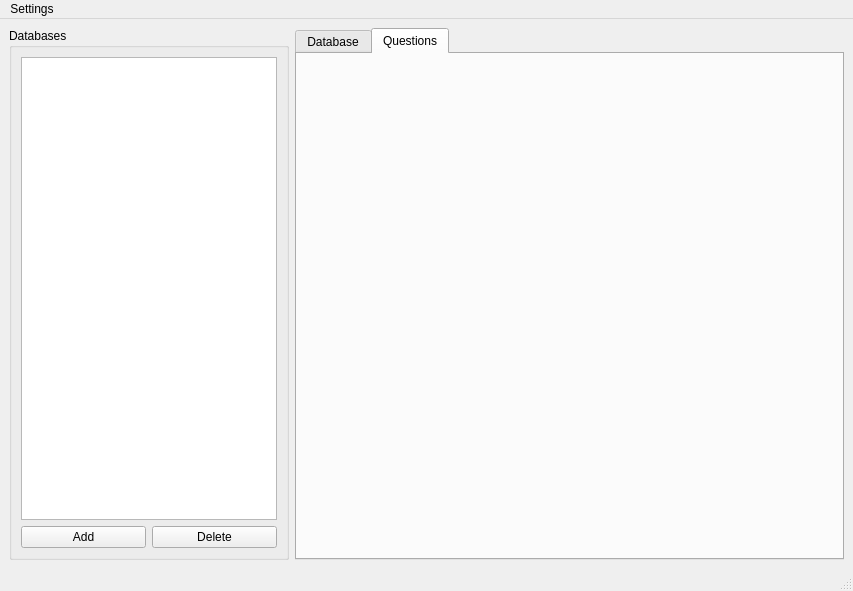
Before: the Qt Designer form admin_form.ui in Testorator/Testik, drawn with Qt 5.
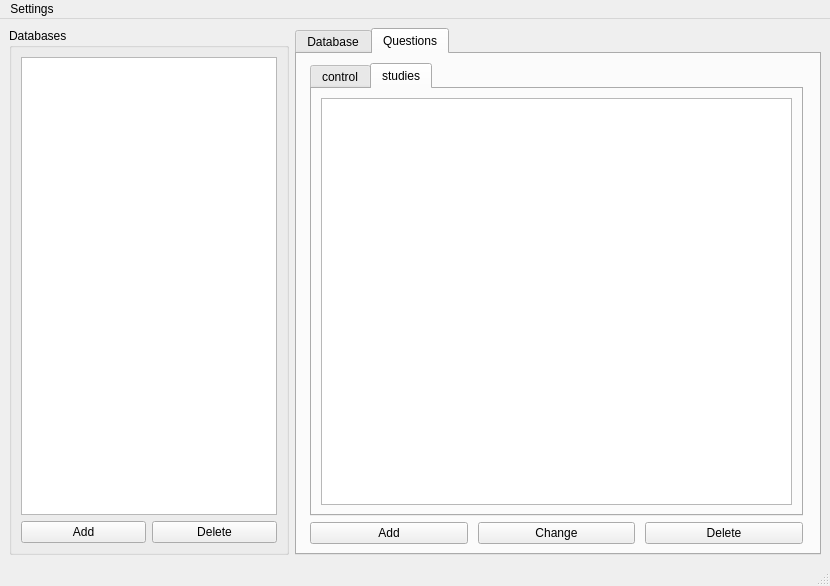
After: the same form once the commit is applied. The open tabs and pages were chosen to show the change.

Diff of the .ui file:
```diff
--- a/admin_form.ui
+++ b/admin_form.ui
@@ -6,8 +6,8 @@
    <rect>
     <x>0</x>
     <y>0</y>
-    <width>853</width>
-    <height>591</height>
+    <width>830</width>
+    <height>586</height>
    </rect>
   </property>
   <property name="windowTitle">
@@ -135,9 +135,78 @@
        <attribute name="title">
         <string>Questions</string>
        </attribute>
-       <layout class="QGridLayout" name="gridLayout_13">
-        <item row="0" column="0">
-         <layout class="QGridLayout" name="gridLayout_12"/>
+       <layout class="QGridLayout" name="gridLayout_7">
+        <item row="0" column="0" colspan="3">
+         <widget class="QTabWidget" name="tabWidget_2">
+          <property name="minimumSize">
+           <size>
+            <width>465</width>
+            <height>300</height>
+           </size>
+          </property>
+          <property name="currentIndex">
+           <number>1</number>
+          </property>
+          <widget class="QWidget" name="tab_3">
+           <attribute name="title">
+            <string>control</string>
+           </attribute>
+           <layout class="QGridLayout" name="gridLayout_12">
+            <item row="0" column="0">
+             <widget class="QTableWidget" name="tableWidget"/>
+            </item>
+           </layout>
+          </widget>
+          <widget class="QWidget" name="tab_4">
+           <attribute name="title">
+            <string>studies</string>
+           </attribute>
+           <layout class="QGridLayout" name="gridLayout_13">
+            <item row="0" column="0">
+             <widget class="QTableWidget" name="tableWidget_2"/>
+            </item>
+           </layout>
+          </widget>
+         </widget>
+        </item>
+        <item row="1" column="0">
+         <widget class="QPushButton" name="pushButton">
+          <property name="maximumSize">
+           <size>
+            <width>158</width>
+            <height>32</height>
+           </size>
+          </property>
+          <property name="text">
+           <string>Add</string>
+          </property>
+         </widget>
+        </item>
+        <item row="1" column="1">
+         <widget class="QPushButton" name="pushButton_2">
+          <property name="maximumSize">
+           <size>
+            <width>157</width>
+            <height>32</height>
+           </size>
+          </property>
+          <property name="text">
+           <string>Change</string>
+          </property>
+         </widget>
+        </item>
+        <item row="1" column="2">
+         <widget class="QPushButton" name="pushButton_3">
+          <property name="maximumSize">
+           <size>
+            <width>158</width>
+            <height>32</height>
+           </size>
+          </property>
+          <property name="text">
+           <string>Delete</string>
+          </property>
+         </widget>
         </item>
        </layout>
       </widget>
@@ -150,7 +219,7 @@
     <rect>
      <x>0</x>
      <y>0</y>
-     <width>853</width>
+     <width>830</width>
      <height>22</height>
     </rect>
    </property>
```
Left out of the diff: 2 changed lines with no effect on the pictures.
